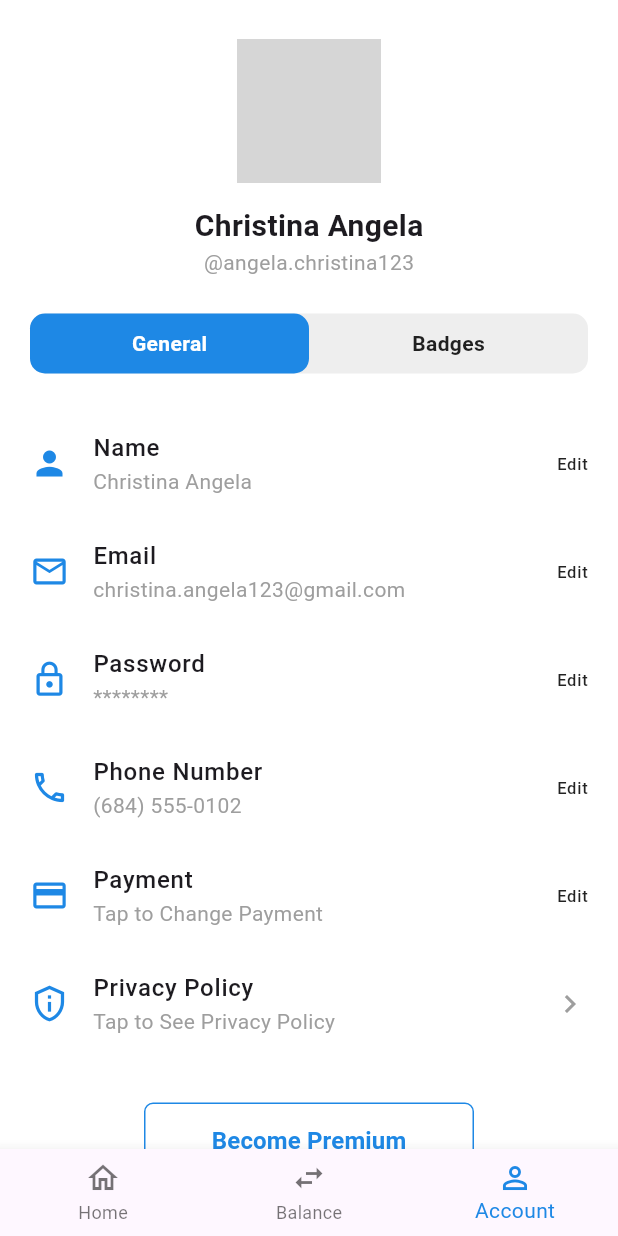
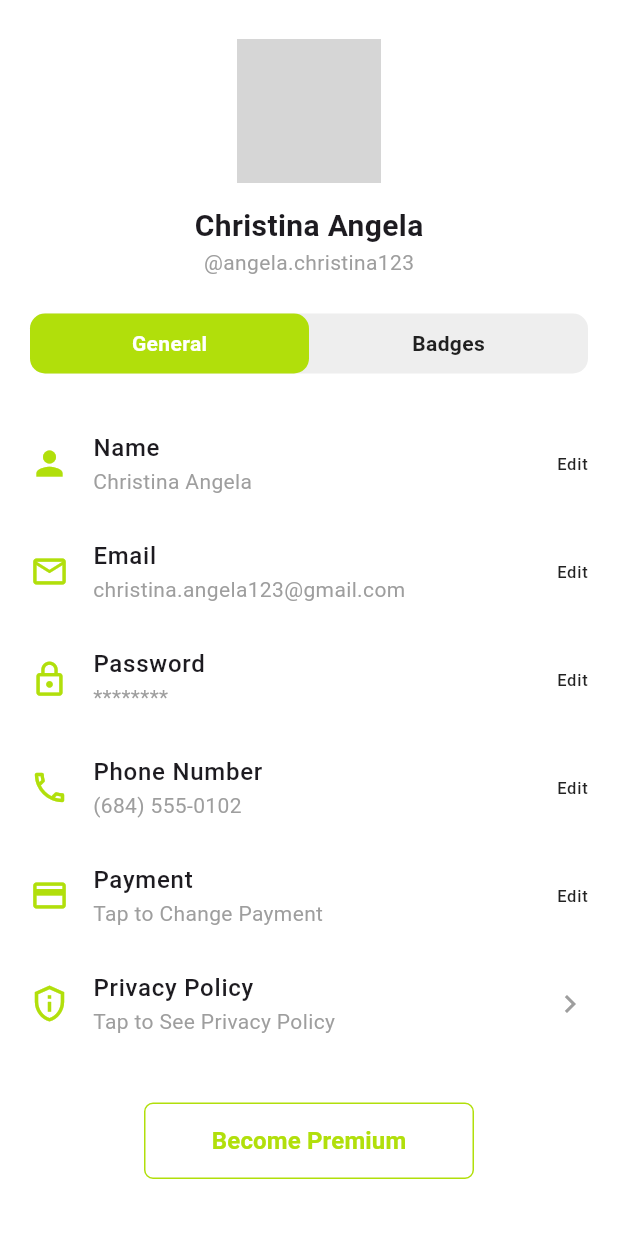
Before and after one commit to AsmiAd/flutter_Learning_Ecommerce, a Flutter app: the SecondProfileScreen screen opened directly, on a phone screen of 412 x 824 dp. Run offline on Flutter 3.47's test engine with Material 3 defaults, Android fonts, the phone set to English and light mode, and no system bars; network calls fail; grey boxes are pictures that could not be loaded.

Commit message:
feat: Update color scheme and re-order screens in main navigation

```diff
--- a/lib/screens/main_screen.dart
+++ b/lib/screens/main_screen.dart
@@ -17,9 +17,10 @@ class _MainScreenState extends State<MainScreen> {
 
   final List<Widget> screens = const [
     HomeScreen(),
+    ViewAllProductsPage(),
+
     CartPage(),
-    FavouritesPage(),
-    ViewAllProductsPage(),
+    FavouritesPage(favouriteProducts: []),
 SecondProfileScreen(),
   ];
 
--- a/lib/screens/second_screen.dart
+++ b/lib/screens/second_screen.dart
@@ -8,7 +8,6 @@ class SecondProfileScreen extends StatefulWidget {
 }
 
 class _SecondProfileScreenState extends State<SecondProfileScreen> {
-  int currentIndex = 2;
   bool showGeneralTab = true;
 
   String name = "Christina Angela";
@@ -49,7 +48,7 @@ class _SecondProfileScreenState extends State<SecondProfileScreen> {
               Navigator.pop(context);
             },
             style: ElevatedButton.styleFrom(
-              backgroundColor: Colors.blue.shade600,
+              backgroundColor: Color.fromARGB(255, 177, 223, 11),
             ),
             child: const Text("Save", style: TextStyle(color: Colors.white)),
           ),
@@ -67,7 +66,7 @@ class _SecondProfileScreenState extends State<SecondProfileScreen> {
         builder: (context) => Scaffold(
           appBar: AppBar(
             title: const Text("Privacy Policy"),
-            backgroundColor: Colors.blue.shade600,
+            backgroundColor: Color.fromARGB(255, 177, 223, 11),
           ),
           body: const Padding(
             padding: EdgeInsets.all(20),
@@ -94,31 +93,8 @@ This is a demo privacy policy for this app.
 
   @override
   Widget build(BuildContext context) {
-    return Scaffold(
-      body: _buildProfilePage(),
-      bottomNavigationBar: BottomNavigationBar(
-        currentIndex: currentIndex,
-        onTap: (index) {
-        setState(() => currentIndex = index);
-      },
-        selectedItemColor: Colors.blue.shade600,
-        unselectedItemColor: Colors.black54,
-        items: const [
-          BottomNavigationBarItem(
-            icon: Icon(Icons.home_outlined),
-            label: 'Home',
-          ),
-          BottomNavigationBarItem(
-            icon: Icon(Icons.swap_horiz),
-            label: 'Balance',
-          ),
-          BottomNavigationBarItem(
-            icon: Icon(Icons.person_outline),
-            label: 'Account',
-          ),
-        ],
-      ),
-    );
+    return  _buildProfilePage();
+
   }
 
   Widget _buildProfilePage() {
@@ -165,7 +141,7 @@ This is a demo privacy policy for this app.
                 child: OutlinedButton(
                   onPressed: () {},
                   style: OutlinedButton.styleFrom(
-                    side: BorderSide(color: Colors.blue.shade600),
+                    side: BorderSide(color: Color.fromARGB(255, 177, 223, 11)),
                     padding: const EdgeInsets.symmetric(vertical: 14),
                     shape: RoundedRectangleBorder(
                       borderRadius: BorderRadius.circular(6),
@@ -175,7 +151,7 @@ This is a demo privacy policy for this app.
                     "Become Premium",
                     style: TextStyle(
                       fontSize: 16,
-                      color: Colors.blue.shade600,
+                      color: Color.fromARGB(255, 177, 223, 11),
                       fontWeight: FontWeight.bold,
                     ),
                   ),
@@ -187,7 +163,7 @@ This is a demo privacy policy for this app.
                 child: Text(
                   "LOG OUT",
                   style: TextStyle(
-                    color: Colors.blue.shade600,
+                    color: Color.fromARGB(255, 177, 223, 11),
                     fontWeight: FontWeight.bold,
                   ),
                 ),
@@ -213,7 +189,7 @@ This is a demo privacy policy for this app.
               child: Container(
                 decoration: BoxDecoration(
                   color: showGeneralTab
-                      ? Colors.blue.shade600
+                      ? Color.fromARGB(255, 177, 223, 11)
                       : Colors.transparent,
                   borderRadius: BorderRadius.circular(10),
                 ),
@@ -236,7 +212,7 @@ This is a demo privacy policy for this app.
               child: Container(
                 decoration: BoxDecoration(
                   color: !showGeneralTab
-                      ? Colors.blue.shade600
+                      ? Color.fromARGB(255, 177, 223, 11)
                       : Colors.transparent,
                   borderRadius: BorderRadius.circular(10),
                 ),
@@ -355,7 +331,7 @@ This is a demo privacy policy for this app.
     return ListTile(
       onTap: onTap,
       contentPadding: EdgeInsets.zero,
-      leading: Icon(icon, color: Colors.blue.shade600, size: 26),
+      leading: Icon(icon, color: Color.fromARGB(255, 177, 223, 11), size: 26),
       title: Text(title, style: const TextStyle(fontWeight: FontWeight.w500)),
       subtitle: Text(subtitle, style: const TextStyle(color: Colors.grey)),
       trailing: showEdit
--- a/lib/screens/signin/login_page.dart
+++ b/lib/screens/signin/login_page.dart
@@ -171,7 +171,7 @@ class _LoginPageState extends State<LoginPage> {
                         height: 48,
                         child: ElevatedButton(
                           style: ElevatedButton.styleFrom(
-                            backgroundColor:  Colors.blue,
+                            backgroundColor:  Color.fromARGB(255, 177, 223, 11),
                             shape: RoundedRectangleBorder(
                               borderRadius: BorderRadius.circular(10),
                             ),
@@ -206,7 +206,7 @@ class _LoginPageState extends State<LoginPage> {
                             child: const Text(
                               "Register",
                               style: TextStyle(
-                                color: Color(0xFF4A6CF7),
+                                color: Color.fromARGB(255, 177, 223, 11),
                                 fontWeight: FontWeight.bold,
                               ),
                             ),
```
Also changed, not shown: lib/screens/signin/register_page.dart (+4 -4 lines).
